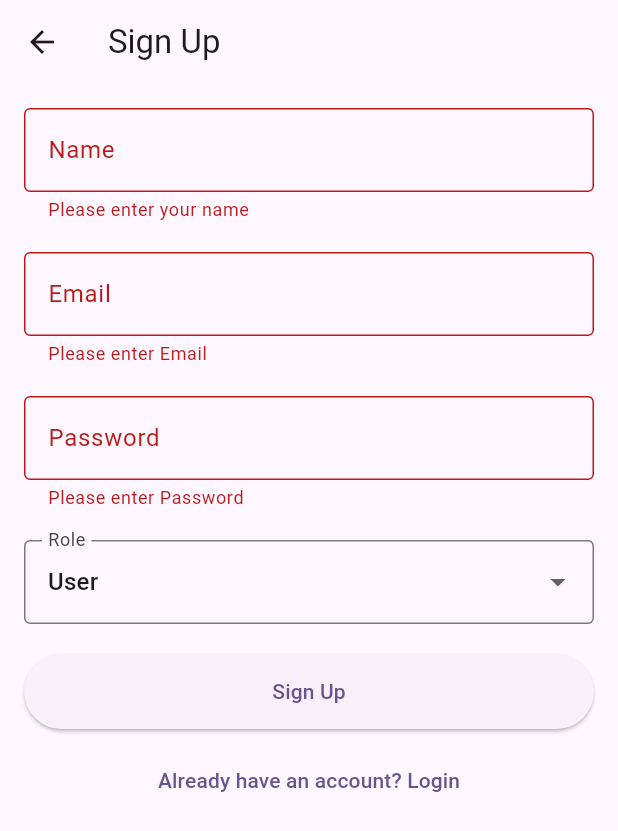
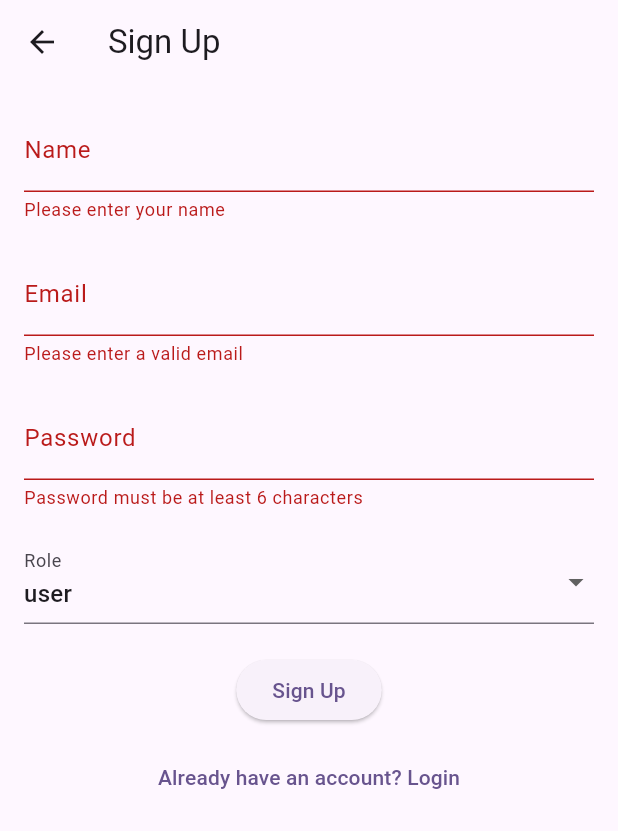
Before and after one commit to Minach2002/updated_deepvoice, a Flutter app: the SignUpScreen screen opened directly, after a tap on "Sign Up", on a phone screen of 412 x 824 dp. Shown: the top 831 px of the screen. Run offline on Flutter 3.47's test engine with Material 3 defaults, Android fonts, the phone set to English and light mode, and no system bars; our stand-ins replace audioplayers; missing offline and left inert: record.

Commit message:
free from validation 28/4/25

```diff
--- a/lib/auth/screens/signup_screen.dart
+++ b/lib/auth/screens/signup_screen.dart
@@ -1,5 +1,4 @@
 import 'package:flutter/material.dart';
-import 'package:http/http.dart' as http;
 
 class SignUpScreen extends StatefulWidget {
   const SignUpScreen({super.key});
@@ -14,31 +13,8 @@ class _SignUpScreenState extends State<SignUpScreen> {
   final _emailController = TextEditingController();
   final _passwordController = TextEditingController();
   String _selectedRole = 'user'; // Default role
+
   final List<String> _roles = ['user', 'admin', 'therapist'];
-
-  Future save() async {
-  // Change this line:
-  var res = await http.post(
-    Uri.parse("http://localhost:8080/signup"), // Changed from localhost
-    headers: <String, String>{
-      'Context-Type': 'application/json;charSet=UTF-8'
-    },
-    body: <String, String>{
-      'name': _nameController.text,
-      'email': _emailController.text,
-      'password': _passwordController.text,
-      'role': _selectedRole,
-    },
-  );
-
-    if (res.statusCode == 200) {
-      Navigator.pop(context); // Return to login screen after successful signup
-    } else {
-      ScaffoldMessenger.of(context).showSnackBar(
-        SnackBar(content: Text('Signup failed: ${res.body}'))
-      );
-    }
-  }
 
   @override
   Widget build(BuildContext context) {
@@ -57,7 +33,6 @@ class _SignUpScreenState extends State<SignUpScreen> {
                 decoration: const InputDecoration(
                   labelText: 'Name',
                   hintText: 'Enter your name',
-                  border: OutlineInputBorder(),
                 ),
                 validator: (value) {
                   if (value == null || value.isEmpty) {
@@ -72,15 +47,10 @@ class _SignUpScreenState extends State<SignUpScreen> {
                 decoration: const InputDecoration(
                   labelText: 'Email',
                   hintText: 'Enter your email',
-                  border: OutlineInputBorder(),
                 ),
                 validator: (value) {
-                  if (value == null || value.isEmpty) {
-                    return 'Please enter Email';
-                  } else if (!RegExp(
-                    r"^[a-zA-Z0-9.a-zA-Z0-9.!#$%&'*+-/=?^_`{|}~]+@[a-zA-Z0-9]+\.[a-zA-Z]+")
-                    .hasMatch(value)) {
-                    return 'Enter valid email';
+                  if (value == null || value.isEmpty || !value.contains('@')) {
+                    return 'Please enter a valid email';
                   }
                   return null;
                 },
@@ -92,12 +62,9 @@ class _SignUpScreenState extends State<SignUpScreen> {
                 decoration: const InputDecoration(
                   labelText: 'Password',
                   hintText: 'Enter your password',
-                  border: OutlineInputBorder(),
                 ),
                 validator: (value) {
-                  if (value == null || value.isEmpty) {
-                    return 'Please enter Password';
-                  } else if (value.length < 6) {
+                  if (value == null || value.isEmpty || value.length < 6) {
                     return 'Password must be at least 6 characters';
                   }
                   return null;
@@ -108,12 +75,11 @@ class _SignUpScreenState extends State<SignUpScreen> {
                 value: _selectedRole,
                 decoration: const InputDecoration(
                   labelText: 'Role',
-                  border: OutlineInputBorder(),
                 ),
                 items: _roles.map((role) {
                   return DropdownMenuItem(
                     value: role,
-                    child: Text(role[0].toUpperCase() + role.substring(1)), // Capitalize role name
+                    child: Text(role),
                   );
                 }).toList(),
                 onChanged: (value) {
@@ -121,29 +87,24 @@ class _SignUpScreenState extends State<SignUpScreen> {
                     _selectedRole = value!;
                   });
                 },
-                validator: (value) {
-                  if (value == null) {
-                    return 'Please select a role';
-                  }
-                  return null;
-                },
               ),
               const SizedBox(height: 20),
               ElevatedButton(
                 onPressed: () {
                   if (_formKey.currentState!.validate()) {
-                    save();
+                    // Handle signup logic here
+                    print('Name: ${_nameController.text}');
+                    print('Email: ${_emailController.text}');
+                    print('Password: ${_passwordController.text}');
+                    print('Role: $_selectedRole');
                   }
                 },
-                style: ElevatedButton.styleFrom(
-                  minimumSize: const Size(double.infinity, 50),
-                ),
                 child: const Text('Sign Up'),
               ),
               const SizedBox(height: 10),
               TextButton(
                 onPressed: () {
-                  Navigator.pop(context);
+                  Navigator.pop(context); // Go back to the login screen
                 },
                 child: const Text('Already have an account? Login'),
               ),
--- a/lib/auth/screens/welcome_screen.dart
+++ b/lib/auth/screens/welcome_screen.dart
@@ -49,7 +49,7 @@ class WelcomeScreen extends StatelessWidget {
               alignment: Alignment.bottomRight,
               child: Row(
                 children: [
-                  Expanded(
+                 const Expanded(
                     child: WelcomeButton(
                       buttonText: 'Sign in',
                       onTap:SignInScreen() ,
--- a/pubspec.yaml
+++ b/pubspec.yaml
@@ -53,7 +53,7 @@ dev_dependencies:
   http_parser: ^4.1.2
   http: ^1.3.0
   shared_preferences: ^2.5.3
-  auth_service: ^0.0.2
+
 
 
   # The "flutter_lints" package below contains a set of recommended lints to
```
Also changed, not shown: lib/auth/screens/signin_screen.dart (+129 -54 lines), lib/services/auth_service.dart (deleted, +0 -51 lines), lib/auth/screens/forget_password_screen.dart (renamed from lib/modules/user/screens/forget_password_screen.dart), pubspec.lock, 1 other file.
